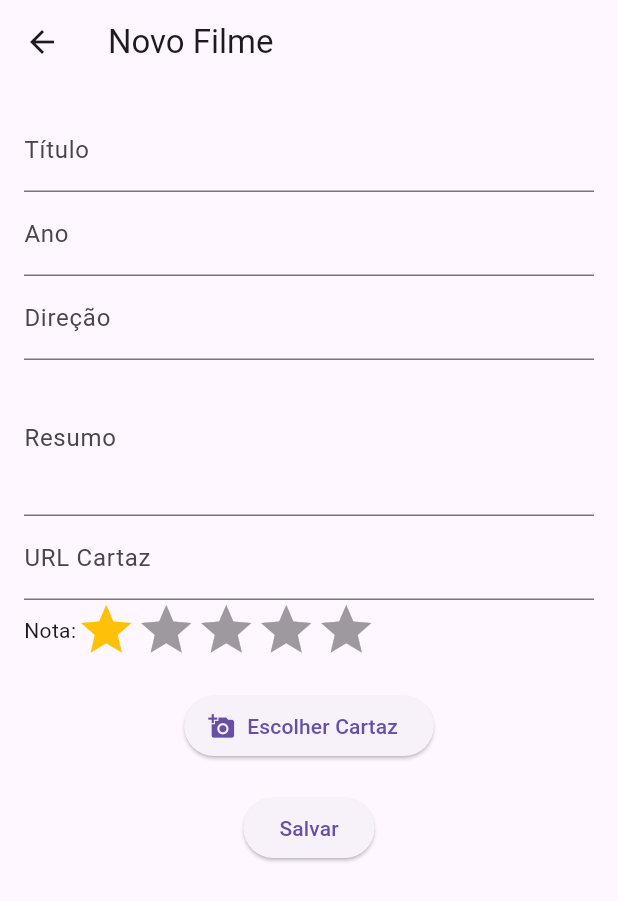
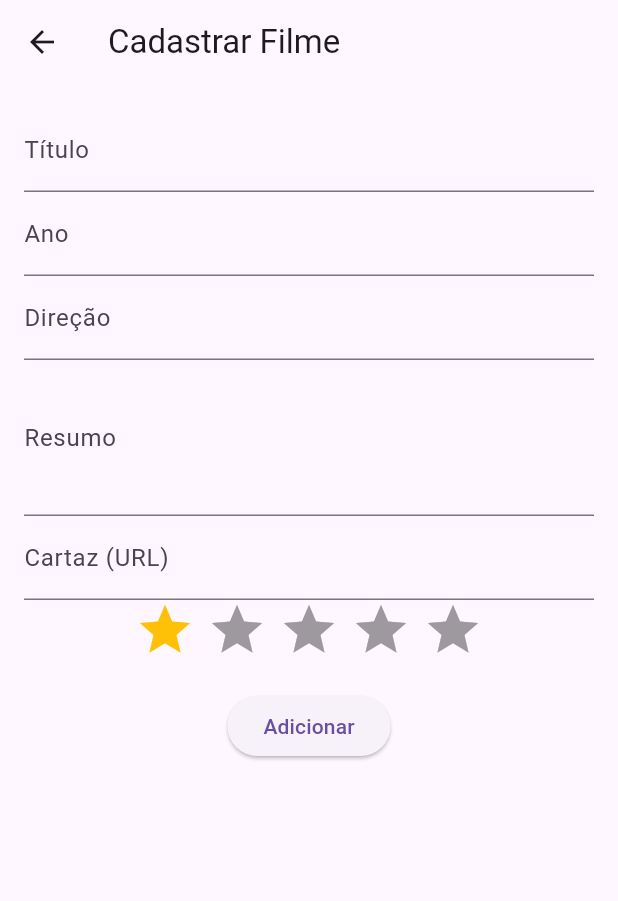
Before and after one commit to andersonaires-cc/app_filmes, a Flutter app: the screen it shows after launch, after a tap on the "add" icon, on a phone screen of 412 x 824 dp. Shown: the top 901 px of the screen. Run offline on Flutter 3.47's test engine with Material 3 defaults, Android fonts, the phone set to English and light mode, and no system bars; drawn by our look-alikes of flutter_rating_bar; our stand-ins replace image_picker, sqflite; accounts and stored records are empty.

Commit message:
Mudança na estrutura

```diff
--- /dev/null
+++ b/lib/db/database_helper.dart
@@ -0,0 +1,66 @@
+import 'package:sqflite/sqflite.dart';
+import 'package:path/path.dart';
+import 'package:app_filmes/models/filme.dart';
+
+class DatabaseHelper {
+  static final DatabaseHelper instance = DatabaseHelper._init();
+  static Database? _database;
+
+  DatabaseHelper._init();
+
+  Future<Database> get database async {
+    if (_database != null) return _database!;
+    _database = await _initDB('meus_filmes.db');
+    return _database!;
+  }
+
+  Future<Database> _initDB(String filePath) async {
+    final dbPath = await getDatabasesPath();
+    final path = join(dbPath, filePath);
+    return await openDatabase(path, version: 1, onCreate: _createDB);
+  }
+
+  Future _createDB(Database db, int version) async {
+    await db.execute('''
+    CREATE TABLE filmes (
+      id INTEGER PRIMARY KEY AUTOINCREMENT,
+      titulo TEXT,
+      ano INTEGER,
+      direcao TEXT,
+      resumo TEXT,
+      url_cartaz TEXT,
+      nota REAL
+    )
+    ''');
+  }
+
+  Future<int> insertFilme(Filme filme) async {
+    final db = await instance.database;
+    return await db.insert('filmes', filme.toMap());
+  }
+
+  Future<List<Filme>> getAllFilmes() async {
+    final db = await instance.database;
+    final result = await db.query('filmes');
+    return result.map((json) => Filme.fromMap(json)).toList();
+  }
+
+  Future<int> updateFilme(Filme filme) async {
+    final db = await instance.database;
+    return await db.update(
+      'filmes',
+      filme.toMap(),
+      where: 'id = ?',
+      whereArgs: [filme.id],
+    );
+  }
+
+  Future<int> deleteFilme(int id) async {
+    final db = await instance.database;
+    return await db.delete(
+      'filmes',
+      where: 'id = ?',
+      whereArgs: [id],
+    );
+  }
+}
--- a/lib/main.dart
+++ b/lib/main.dart
@@ -1,6 +1,7 @@
-import 'package:app_filmes/screens/form_screen.dart';
 import 'package:flutter/material.dart';
-import 'screens/home_screen.dart';
+import 'package:app_filmes/db/database_helper.dart';
+import 'package:app_filmes/models/filme.dart';
+import 'package:app_filmes/screens/cadastro_filme_screen.dart';
 
 void main() {
   runApp(MyApp());
@@ -13,12 +14,98 @@ class MyApp extends StatelessWidget {
       title: 'Meus Filmes',
       theme: ThemeData(
         primarySwatch: Colors.blue,
-        visualDensity: VisualDensity.adaptivePlatformDensity,
       ),
       home: HomeScreen(),
-      routes: {
-        '/cadastro': (context) => FormScreen(),
-      },
     );
   }
 }
+
+class HomeScreen extends StatefulWidget {
+  @override
+  _HomeScreenState createState() => _HomeScreenState();
+}
+
+class _HomeScreenState extends State<HomeScreen> {
+  late Future<List<Filme>> filmes;
+
+  @override
+  void initState() {
+    super.initState();
+    filmes = DatabaseHelper.instance.getAllFilmes();
+  }
+
+  void _refreshList() {
+    setState(() {
+      filmes = DatabaseHelper.instance.getAllFilmes();
+    });
+  }
+
+  @override
+  Widget build(BuildContext context) {
+    return Scaffold(
+      appBar: AppBar(title: Text('Meus Filmes')),
+      body: FutureBuilder<List<Filme>>(
+        future: filmes,
+        builder: (context, snapshot) {
+          if (snapshot.connectionState == ConnectionState.waiting) {
+            return Center(child: CircularProgressIndicator());
+          }
+
+          if (!snapshot.hasData || snapshot.data!.isEmpty) {
+            return Center(child: Text('Nenhum filme cadastrado'));
+          }
+
+          return ListView.builder(
+            itemCount: snapshot.data!.length,
+            itemBuilder: (context, index) {
+              final filme = snapshot.data![index];
+              return ListTile(
+                title: Text(filme.titulo),
+                subtitle: Text(filme.direcao),
+                trailing: IconButton(
+                  icon: Icon(Icons.delete),
+                  onPressed: () async {
+                    await DatabaseHelper.instance.deleteFilme(filme.id!);
+                    _refreshList();
+                    ScaffoldMessenger.of(context).showSnackBar(
+                      SnackBar(content: Text('Filme removido com sucesso')),
+                    );
+                  },
+                ),
+                onTap: () async {
+                  final editedFilme = await Navigator.push(
+                    context,
+                    MaterialPageRoute(
+                      builder: (context) => CadastroFilmeScreen(filme: filme),
+                    ),
+                  );
+                  if (editedFilme != null) {
+                    _refreshList();
+                    ScaffoldMessenger.of(context).showSnackBar(
+                      SnackBar(content: Text('Filme atualizado com sucesso')),
+                    );
+                  }
+                },
+              );
+            },
+          );
+        },
+      ),
+      floatingActionButton: FloatingActionButton(
+        onPressed: () async {
+          final newFilme = await Navigator.push(
+            context,
+            MaterialPageRoute(builder: (context) => CadastroFilmeScreen()),
+          );
+          if (newFilme != null) {
+            _refreshList();
+            ScaffoldMessenger.of(context).showSnackBar(
+              SnackBar(content: Text('Filme adicionado com sucesso')),
+            );
+          }
+        },
+        child: Icon(Icons.add),
+      ),
+    );
+  }
+}
--- a/lib/models/filme.dart
+++ b/lib/models/filme.dart
@@ -17,6 +17,7 @@ class Filme {
     required this.nota,
   });
 
+  // Convertendo o objeto para um mapa
   Map<String, dynamic> toMap() {
     return {
       'id': id,
@@ -24,11 +25,12 @@ class Filme {
       'ano': ano,
       'direcao': direcao,
       'resumo': resumo,
-      'urlCartaz': urlCartaz,
+      'url_cartaz': urlCartaz,
       'nota': nota,
     };
   }
 
+  // Convertendo um mapa para um objeto Filme
   factory Filme.fromMap(Map<String, dynamic> map) {
     return Filme(
       id: map['id'],
@@ -36,7 +38,7 @@ class Filme {
       ano: map['ano'],
       direcao: map['direcao'],
       resumo: map['resumo'],
-      urlCartaz: map['urlCartaz'],
+      urlCartaz: map['url_cartaz'],
       nota: map['nota'],
     );
   }
--- /dev/null
+++ b/lib/screens/cadastro_filme_screen.dart
@@ -0,0 +1,152 @@
+import 'package:flutter/material.dart';
+import 'package:image_picker/image_picker.dart';
+import 'package:flutter_rating_bar/flutter_rating_bar.dart';
+import 'package:app_filmes/db/database_helper.dart';
+import 'package:app_filmes/models/filme.dart';
+
+class CadastroFilmeScreen extends StatefulWidget {
+  final Filme? filme;
+
+  CadastroFilmeScreen({this.filme});
+
+  @override
+  _CadastroFilmeScreenState createState() => _CadastroFilmeScreenState();
+}
+
+class _CadastroFilmeScreenState extends State<CadastroFilmeScreen> {
+  final _formKey = GlobalKey<FormState>();
+  late TextEditingController _tituloController;
+  late TextEditingController _anoController;
+  late TextEditingController _direcaoController;
+  late TextEditingController _resumoController;
+  late TextEditingController _urlCartazController;
+  double _nota = 1.0;
+
+  @override
+  void initState() {
+    super.initState();
+    _tituloController = TextEditingController(text: widget.filme?.titulo ?? '');
+    _anoController = TextEditingController(text: widget.filme?.ano.toString() ?? '');
+    _direcaoController = TextEditingController(text: widget.filme?.direcao ?? '');
+    _resumoController = TextEditingController(text: widget.filme?.resumo ?? '');
+    _urlCartazController = TextEditingController(text: widget.filme?.urlCartaz ?? '');
+    if (widget.filme != null) {
+      _nota = widget.filme!.nota;
+    }
+  }
+
+  Future<void> _pickImage() async {
+    final picker = ImagePicker();
+    final pickedFile = await picker.pickImage(source: ImageSource.gallery);
+    if (pickedFile != null) {
+      setState(() {
+        _urlCartazController.text = pickedFile.path;
+      });
+    }
+  }
+
+  @override
+  Widget build(BuildContext context) {
+    return Scaffold(
+      appBar: AppBar(title: Text(widget.filme == null ? 'Cadastrar Filme' : 'Editar Filme')),
+      body: Padding(
+        padding: const EdgeInsets.all(16.0),
+        child: Form(
+          key: _formKey,
+          child: Column(
+            children: [
+              TextFormField(
+                controller: _tituloController,
+                decoration: InputDecoration(labelText: 'Título'),
+                validator: (value) {
+                  if (value == null || value.isEmpty) {
+                    return 'O título é obrigatório';
+                  }
+                  return null;
+                },
+              ),
+              TextFormField(
+                controller: _anoController,
+                keyboardType: TextInputType.number,
+                decoration: InputDecoration(labelText: 'Ano'),
+                validator: (value) {
+                  if (value == null || value.isEmpty) {
+                    return 'O ano é obrigatório';
+                  }
+                  return null;
+                },
+              ),
+              TextFormField(
+                controller: _direcaoController,
+                decoration: InputDecoration(labelText: 'Direção'),
+                validator: (value) {
+                  if (value == null || value.isEmpty) {
+                    return 'A direção é obrigatória';
+                  }
+                  return null;
+                },
+              ),
+              TextFormField(
+                controller: _resumoController,
+                maxLines: 3,
+                decoration: InputDecoration(labelText: 'Resumo'),
+                validator: (value) {
+                  if (value == null || value.isEmpty) {
+                    return 'O resumo é obrigatório';
+                  }
+                  return null;
+                },
+              ),
+              TextFormField(
+                controller: _urlCartazController,
+                readOnly: true,
+                decoration: InputDecoration(labelText: 'Cartaz (URL)'),
+                onTap: _pickImage,
+              ),
+              RatingBar.builder(
+                initialRating: _nota,
+                minRating: 1,
+                direction: Axis.horizontal,
+                itemCount: 5,
+                itemSize: 40.0,
+                itemPadding: EdgeInsets.symmetric(horizontal: 4.0),
+                onRatingUpdate: (rating) {
+                  setState(() {
+                    _nota = rating;
+                  });
+                },
+                itemBuilder: (context, _) => Icon(
+                  Icons.star,
+                  color: Colors.amber,
+                ),
+              ),
+              SizedBox(height: 20),
+              ElevatedButton(
+                onPressed: () {
+                  if (_formKey.currentState?.validate() ?? false) {
+                    final filme = Filme(
+                      id: widget.filme?.id,
+                      titulo: _tituloController.text,
+                      ano: int.parse(_anoController.text),
+                      direcao: _direcaoController.text,
+                      resumo: _resumoController.text,
+                      urlCartaz: _urlCartazController.text,
+                      nota: _nota,
+                    );
+                    if (widget.filme == null) {
+                      DatabaseHelper.instance.insertFilme(filme);
+                    } else {
+                      DatabaseHelper.instance.updateFilme(filme);
+                    }
+                    Navigator.pop(context, filme);
+                  }
+                },
+                child: Text(widget.filme == null ? 'Adicionar' : 'Salvar'),
+              ),
+            ],
+          ),
+        ),
+      ),
+    );
+  }
+}
--- a/lib/screens/form_screen.dart
+++ /dev/null
@@ -1,131 +0,0 @@
-import 'package:flutter/material.dart';
-import 'package:image_picker/image_picker.dart';
-import 'dart:io';
-import 'package:flutter_rating_bar/flutter_rating_bar.dart';
-
-class FormScreen extends StatefulWidget {
-  final String? filme;
-
-  FormScreen({this.filme});
-
-  @override
-  _FormScreenState createState() => _FormScreenState();
-}
-
-class _FormScreenState extends State<FormScreen> {
-  final _formKey = GlobalKey<FormState>();
-  TextEditingController _tituloController = TextEditingController();
-  TextEditingController _anoController = TextEditingController();
-  TextEditingController _direcaoController = TextEditingController();
-  TextEditingController _resumoController = TextEditingController();
-  TextEditingController _urlCartazController = TextEditingController();
-  double _nota = 1;
-
-  File? _imagem;
-
-  @override
-  void initState() {
-    super.initState();
-    if (widget.filme != null) {
-      // Carregar os dados do filme para edição, se necessário
-    }
-  }
-
-  Future<void> _pickImage() async {
-    final picker = ImagePicker();
-    final pickedFile = await picker.pickImage(source: ImageSource.gallery);
-    if (pickedFile != null) {
-      setState(() {
-        _imagem = File(pickedFile.path);
-      });
-    }
-  }
-
-  @override
-  Widget build(BuildContext context) {
-    return Scaffold(
-      appBar: AppBar(title: Text(widget.filme == null ? 'Novo Filme' : 'Editar Filme')),
-      body: Padding(
-        padding: EdgeInsets.all(16.0),
-        child: Form(
-          key: _formKey,
-          child: Column(
-            children: <Widget>[
-              TextFormField(
-                controller: _tituloController,
-                decoration: InputDecoration(labelText: 'Título'),
-                validator: (value) {
-                  if (value!.isEmpty) {
-                    return 'Por favor, insira o título do filme';
-                  }
-                  return null;
-                },
-              ),
-              TextFormField(
-                controller: _anoController,
-                decoration: InputDecoration(labelText: 'Ano'),
-                keyboardType: TextInputType.number,
-              ),
-              TextFormField(
-                controller: _direcaoController,
-                decoration: InputDecoration(labelText: 'Direção'),
-              ),
-              TextFormField(
-                controller: _resumoController,
-                decoration: InputDecoration(labelText: 'Resumo'),
-                maxLines: 3,
-              ),
-              TextFormField(
-                controller: _urlCartazController,
-                decoration: InputDecoration(labelText: 'URL Cartaz'),
-              ),
-              Row(
-                children: <Widget>[
-                  Text('Nota:'),
-                  RatingBar.builder(
-                    initialRating: _nota,
-                    minRating: 1,
-                    itemCount: 5,
-                    itemSize: 40.0,
-                    onRatingUpdate: (rating) {
-                      setState(() {
-                        _nota = rating;
-                      });
-                    },
-                    itemBuilder: (context, _) => Icon(
-                      Icons.star,
-                      color: Colors.amber,
-                    ),
-                  ),
-                ],
-              ),
-              SizedBox(height: 20),
-              _imagem == null
-                  ? ElevatedButton.icon(
-                icon: Icon(Icons.add_a_photo),
-                label: Text('Escolher Cartaz'),
-                onPressed: _pickImage,
-              )
-                  : Image.file(
-                _imagem!,
-                height: 200,
-                width: double.infinity,
-                fit: BoxFit.cover,
-              ),
-              SizedBox(height: 20),
-              ElevatedButton(
-                onPressed: () {
-                  if (_formKey.currentState!.validate()) {
-                    ScaffoldMessenger.of(context).showSnackBar(SnackBar(content: Text('Filme salvo com sucesso!')));
-                    Navigator.pop(context); // Volta para a tela anterior
-                  }
-                },
-                child: Text('Salvar'),
-              ),
-            ],
-          ),
-        ),
-      ),
-    );
-  }
-}
--- a/lib/screens/home_screen.dart
+++ /dev/null
@@ -1,36 +0,0 @@
-import 'package:flutter/material.dart';
-import 'package:app_filmes/screens/form_screen.dart';
-import 'package:app_filmes/widgets/filme_tile.dart';
-
-class HomeScreen extends StatelessWidget {
-  @override
-  Widget build(BuildContext context) {
-    return Scaffold(
-      appBar: AppBar(title: Text('Meus Filmes')),
-      body: ListView.builder(
-        itemCount: 10, // Substitua pelo número real de filmes
-        itemBuilder: (context, index) {
-          return FilmeTile(
-            filme: 'Filme $index', // Substitua pelos dados reais do filme
-            onTap: () {
-              // Navegar para a tela de edição
-              Navigator.push(
-                context,
-                MaterialPageRoute(builder: (context) => FormScreen(filme: 'Filme $index')),
-              );
-            },
-            onLongPress: () {
-              // Ação para remover o filme
-            },
-          );
-        },
-      ),
-      floatingActionButton: FloatingActionButton(
-        onPressed: () {
-          Navigator.pushNamed(context, '/cadastro');
-        },
-        child: Icon(Icons.add),
-      ),
-    );
-  }
-}
```
Also changed, not shown: lib/database/database_helper.dart (deleted, +0 -56 lines), lib/widgets/filme_tile.dart (deleted, +0 -18 lines), lib/widgets/filme_form.dart (deleted).
